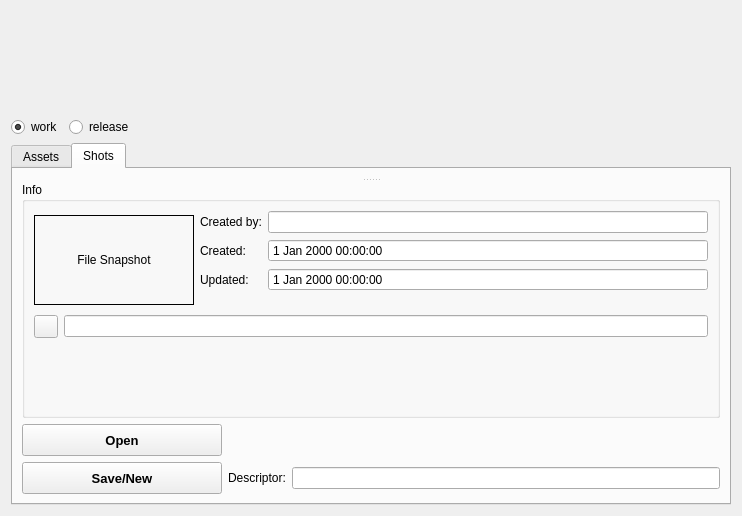
Above: src/jukeboxcore/gui/widgets/filebrowser.ui from JukeboxPipeline/jukebox-core before the change. Below: the same form after it.
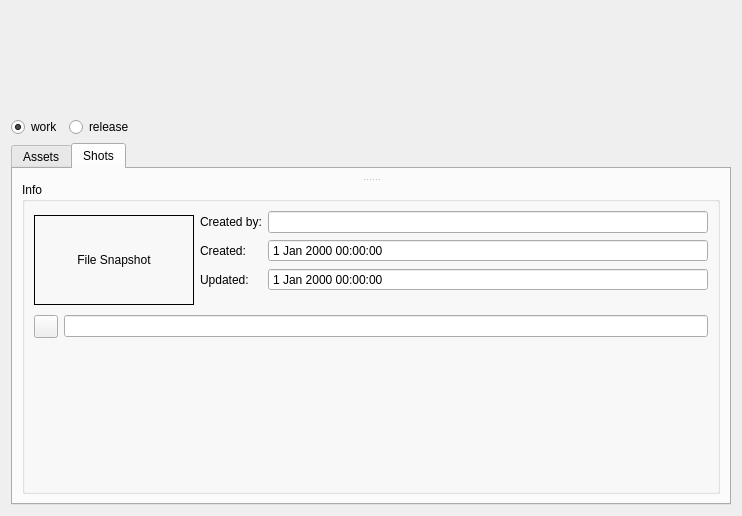
That is the form after the change. The open tabs and pages were chosen to show the change.

Commit message: genesis ported for new filebrowser

The edit to the form file:
```diff
--- a/src/jukeboxcore/gui/widgets/filebrowser.ui
+++ b/src/jukeboxcore/gui/widgets/filebrowser.ui
@@ -381,72 +381,6 @@
          </widget>
         </widget>
        </item>
-       <item>
-        <widget class="QPushButton" name="shot_open_pb">
-         <property name="minimumSize">
-          <size>
-           <width>200</width>
-           <height>32</height>
-          </size>
-         </property>
-         <property name="maximumSize">
-          <size>
-           <width>200</width>
-           <height>16777215</height>
-          </size>
-         </property>
-         <property name="font">
-          <font>
-           <pointsize>10</pointsize>
-           <weight>75</weight>
-           <bold>true</bold>
-          </font>
-         </property>
-         <property name="text">
-          <string>Open</string>
-         </property>
-        </widget>
-       </item>
-       <item>
-        <layout class="QHBoxLayout" name="shot_new_hbox">
-         <item>
-          <widget class="QPushButton" name="shot_save_pb">
-           <property name="minimumSize">
-            <size>
-             <width>200</width>
-             <height>32</height>
-            </size>
-           </property>
-           <property name="maximumSize">
-            <size>
-             <width>200</width>
-             <height>16777215</height>
-            </size>
-           </property>
-           <property name="font">
-            <font>
-             <pointsize>10</pointsize>
-             <weight>75</weight>
-             <bold>true</bold>
-            </font>
-           </property>
-           <property name="text">
-            <string>Save/New</string>
-           </property>
-          </widget>
-         </item>
-         <item>
-          <widget class="QLabel" name="shot_descriptor_lb">
-           <property name="text">
-            <string>Descriptor:</string>
-           </property>
-          </widget>
-         </item>
-         <item>
-          <widget class="QLineEdit" name="shot_descriptor_le"/>
-         </item>
-        </layout>
-       </item>
       </layout>
      </widget>
     </widget>
```
Left out of the diff: 6 changed lines with no effect on the pictures. The commit also changes 5 other files.
